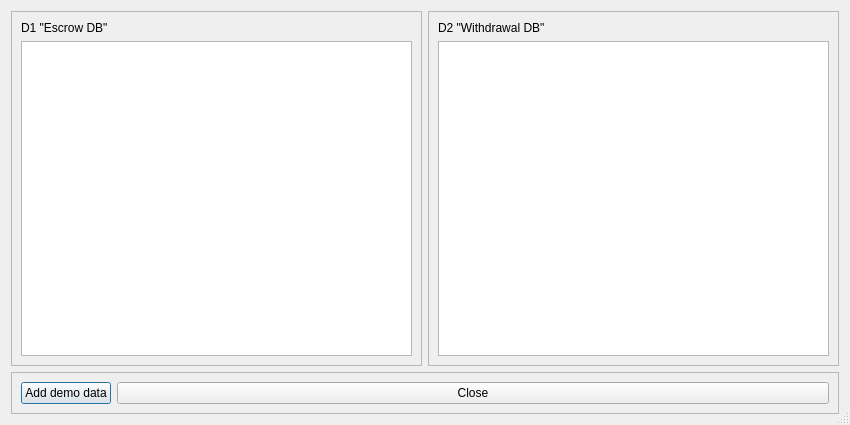
DriveNetTESTDRIVE/DriveNet, file src/qt/forms/sidechaintabledialog.ui: the form before one commit.
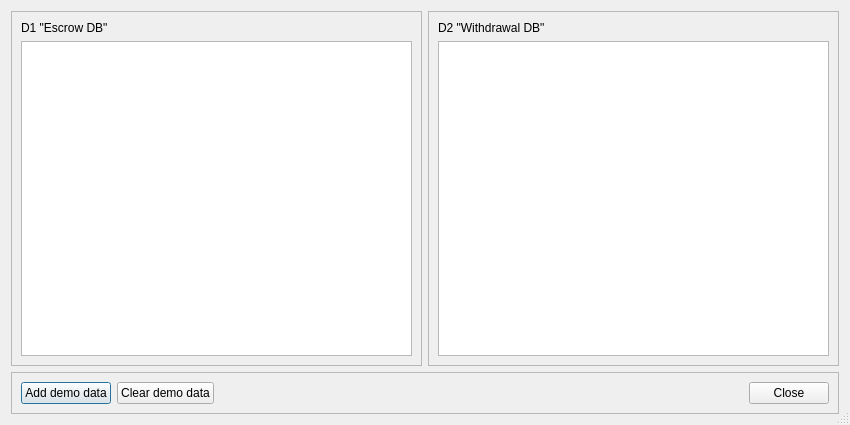
The form after the commit. Icons and pictures are not drawn.

What changed in the file:
```diff
--- a/src/qt/forms/sidechaintabledialog.ui
+++ b/src/qt/forms/sidechaintabledialog.ui
@@ -145,8 +145,38 @@
         </property>
        </widget>
       </item>
+      <item>
+       <widget class="QPushButton" name="pushButtonClear">
+        <property name="text">
+         <string>Clear demo data</string>
+        </property>
+        <property name="icon">
+         <iconset resource="../bitcoin.qrc">
+          <normaloff>:/icons/remove</normaloff>:/icons/remove</iconset>
+        </property>
+       </widget>
+      </item>
+      <item>
+       <spacer name="horizontalSpacer">
+        <property name="orientation">
+         <enum>Qt::Horizontal</enum>
+        </property>
+        <property name="sizeHint" stdset="0">
+         <size>
+          <width>40</width>
+          <height>20</height>
+         </size>
+        </property>
+       </spacer>
+      </item>
       <item>
        <widget class="QPushButton" name="pushButtonClose">
+        <property name="sizePolicy">
+         <sizepolicy hsizetype="Maximum" vsizetype="Fixed">
+          <horstretch>0</horstretch>
+          <verstretch>0</verstretch>
+         </sizepolicy>
+        </property>
         <property name="text">
          <string>Close</string>
         </property>
```
